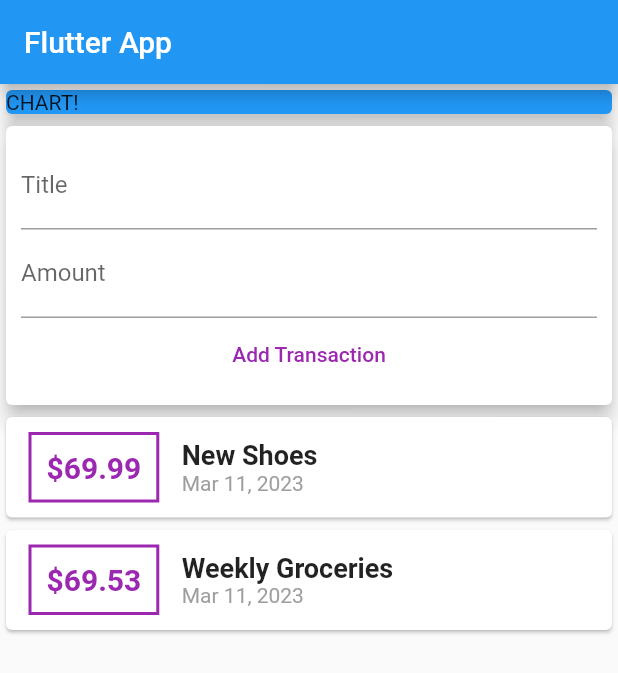
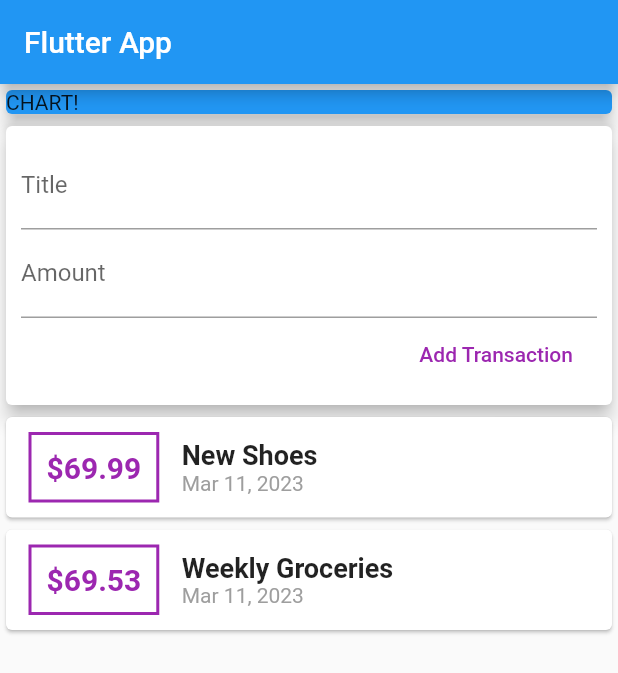
Before and after one commit to Muhamadfikri20/flutter_complete_guide_2, a Flutter app: the screen it shows after launch, after a tap on "Add Transaction", on a phone screen of 412 x 824 dp. Shown: the top 673 px of the screen. Run offline on Flutter 3.47's test engine with Material 2 defaults, Android fonts, the phone set to English and light mode, and no system bars.

Commit message:
[UPD]adding_user_transactions_to_the_list

```diff
--- a/lib/widgets/new_transaction.dart
+++ b/lib/widgets/new_transaction.dart
@@ -1,8 +1,10 @@
 import 'package:flutter/material.dart';
 
 class NewTransaction extends StatelessWidget {
+  final Function addTx;
   final titleController = TextEditingController();
   final amountController = TextEditingController();
+  NewTransaction(this.addTx);
   @override
   Widget build(BuildContext context) {
     return Card(
@@ -10,6 +12,7 @@ class NewTransaction extends StatelessWidget {
       child: Container(
           padding: EdgeInsets.all(10),
           child: Column(
+            crossAxisAlignment: CrossAxisAlignment.end,
             children: [
               TextField(
                 decoration: InputDecoration(labelText: 'Title'),
@@ -25,7 +28,7 @@ class NewTransaction extends StatelessWidget {
               ),
               FlatButton(
                 onPressed: () {
-                  print(titleController.text);
+                  addTx(titleController.text, double.parse(amountController.text));
                   // print(titleInput);
                   // print(amountInput);
                 },
--- a/lib/widgets/user_transactions.dart
+++ b/lib/widgets/user_transactions.dart
@@ -23,7 +23,12 @@ class _UserTransactionsState extends State<UserTransactions> {
   @override
   Widget build(BuildContext context) {
     return Column(
-      children: <Widget>[NewTransaction(), TransactionList(_userTransactions)],
+      children: <Widget>[
+        NewTransaction(
+          _addNewTransaction,
+        ),
+        TransactionList(_userTransactions)
+      ],
     );
   }
 }
```
Also changed, not shown: 13 other files.
